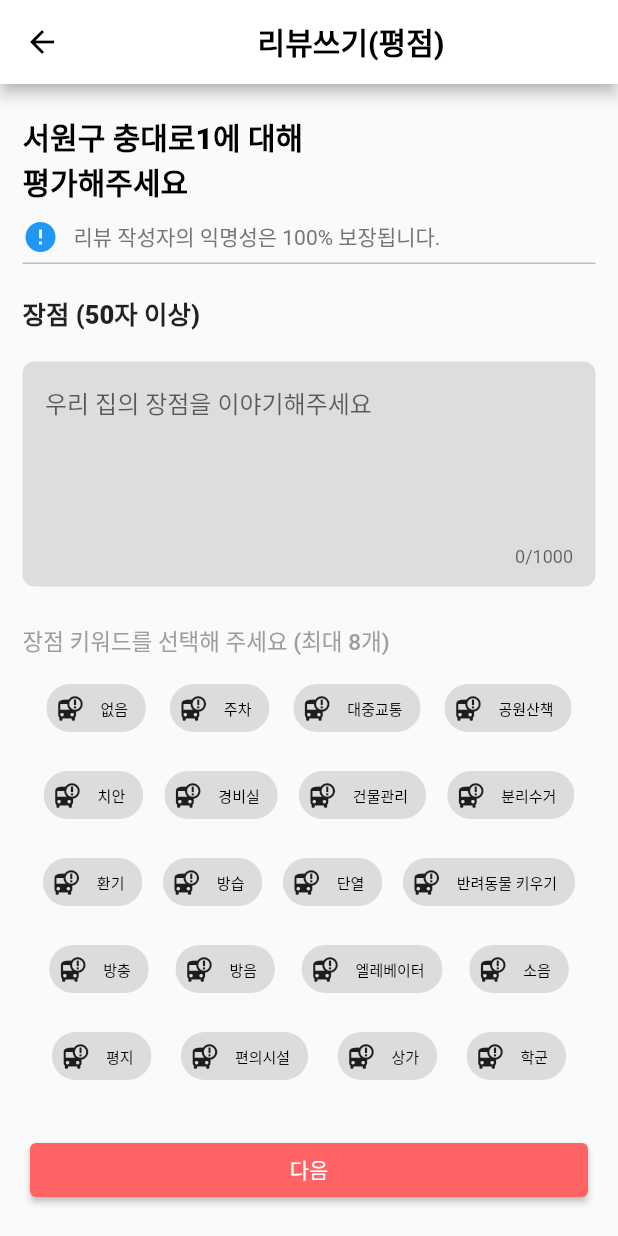
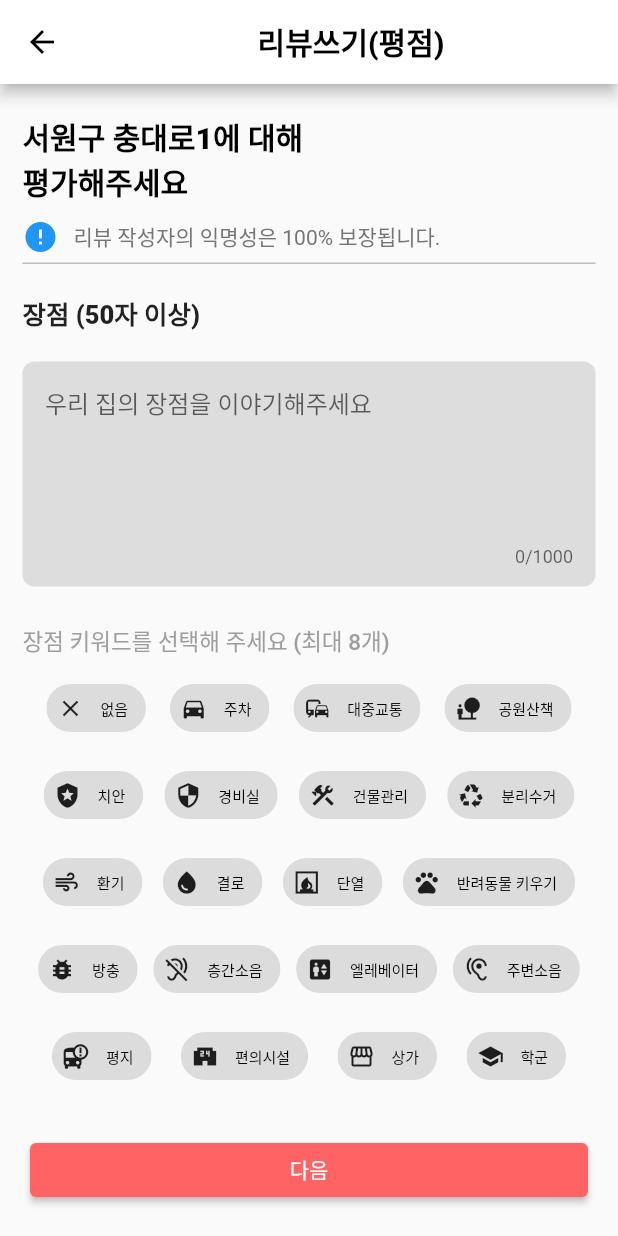
Before and after one commit to lookinmin/viewing, a Flutter app: the RoomReviewThird screen opened directly, on a phone screen of 412 x 824 dp. Run offline on Flutter 3.47's test engine with Material 2 defaults, Android fonts, the phone set to English and light mode, and no system bars; our stand-ins replace carousel_slider, geolocator, percent_indicator, webview_flutter; missing offline and left inert: dart:html, kakaomap_webview.

Commit message:
광모/kkm0306-roomreview/방리뷰 세번째 페이지 아이콘 추가 및 클릭 이벤트

```diff
--- a/viewing/lib/writing/roomreviewthird.dart
+++ b/viewing/lib/writing/roomreviewthird.dart
@@ -17,65 +17,57 @@ class ChipItem {
   Icon icon;
   String string;
   int num;
+  bool clicked = false;
   ChipItem(this.color, this.icon, this.string, this.num);
 }
 
 class _RoomReviewThirdState extends State<RoomReviewThird> {
-  // List chipSelect = <Color>[
-  //   Colors.red,
-  //   Colors.red,
-  //   Colors.red,
-  //   Colors.red,
-  //   Colors.red,
-  //   Colors.red,
-  //   Colors.red,
-  //   Colors.red,
-  //   Colors.red,
-  //   Colors.red,
-  //   Colors.red,
-  //   Colors.red,
-  //   Colors.red,
-  //   Colors.red,
-  //   Colors.red,
-  //   Colors.red,
-  //   Colors.red,
-  //   Colors.red,
-  //   Colors.red,
-  //   Colors.red,
-  //   Colors.red,
-  //   Colors.red,
-  //   Colors.red,
-  //   Colors.red,
-  //   Colors.red,
-  //   Colors.red,
-  //   Colors.red,
-  //   Colors.red,
-  //   Colors.red,
-  //   Colors.red
-  // ];
-
-  List chipSelect = [
-    ChipItem(Colors.black, Icon(Icons.bus_alert), '없음', 0),
-    ChipItem(Colors.black, Icon(Icons.bus_alert), '주차', 1),
-    ChipItem(Colors.black, Icon(Icons.bus_alert), '대중교통', 2),
-    ChipItem(Colors.black, Icon(Icons.bus_alert), '공원산책', 3),
-    ChipItem(Colors.black, Icon(Icons.bus_alert), '치안', 4),
-    ChipItem(Colors.black, Icon(Icons.bus_alert), '경비실', 5),
-    ChipItem(Colors.black, Icon(Icons.bus_alert), '건물관리', 6),
-    ChipItem(Colors.black, Icon(Icons.bus_alert), '분리수거', 7),
-    ChipItem(Colors.black, Icon(Icons.bus_alert), '환기', 8),
-    ChipItem(Colors.black, Icon(Icons.bus_alert), '방습', 9),
-    ChipItem(Colors.black, Icon(Icons.bus_alert), '단열', 10),
-    ChipItem(Colors.black, Icon(Icons.bus_alert), '반려동물 키우기', 11),
-    ChipItem(Colors.black, Icon(Icons.bus_alert), '방충', 12),
-    ChipItem(Colors.black, Icon(Icons.bus_alert), '방음', 13),
-    ChipItem(Colors.black, Icon(Icons.bus_alert), '엘레베이터', 14),
-    ChipItem(Colors.black, Icon(Icons.bus_alert), '소음', 15),
+  List chipGood = [
+    ChipItem(Colors.black, Icon(Icons.close), '없음', 0),
+    ChipItem(Colors.black, Icon(Icons.directions_car), '주차', 1),
+    ChipItem(Colors.black, Icon(Icons.commute), '대중교통', 2),
+    ChipItem(Colors.black, Icon(Icons.nature_people), '공원산책', 3),
+    ChipItem(Colors.black, Icon(Icons.local_police), '치안', 4),
+    ChipItem(Colors.black, Icon(Icons.security), '경비실', 5),
+    ChipItem(Colors.black, Icon(Icons.construction), '건물관리', 6),
+    ChipItem(Colors.black, Icon(Icons.recycling), '분리수거', 7),
+    ChipItem(Colors.black, Icon(Icons.air), '환기', 8),
+    ChipItem(Colors.black, Icon(Icons.water_drop), '결로', 9),
+    ChipItem(Colors.black, Icon(Icons.fireplace), '단열', 10),
+    ChipItem(Colors.black, Icon(Icons.pets), '반려동물 키우기', 11),
+    ChipItem(Colors.black, Icon(Icons.bug_report), '방충', 12),
+    ChipItem(Colors.black, Icon(Icons.hearing_disabled), '층간소음', 13),
+    ChipItem(Colors.black, Icon(Icons.elevator), '엘레베이터', 14),
+    ChipItem(Colors.black, Icon(Icons.hearing), '주변소음', 15),
     ChipItem(Colors.black, Icon(Icons.bus_alert), '평지', 16),
-    ChipItem(Colors.black, Icon(Icons.bus_alert), '편의시설', 17),
-    ChipItem(Colors.black, Icon(Icons.bus_alert), '상가', 18),
-    ChipItem(Colors.black, Icon(Icons.bus_alert), '학군', 19),
+    ChipItem(Colors.black, Icon(Icons.local_convenience_store), '편의시설', 17),
+    ChipItem(Colors.black, Icon(Icons.storefront), '상가', 18),
+    ChipItem(Colors.black, Icon(Icons.school), '학군', 19),
   ];
+  List chipBad = [
+    ChipItem(Colors.black, Icon(Icons.close), '없음', 0),
+    ChipItem(Colors.black, Icon(Icons.directions_car), '주차', 1),
+    ChipItem(Colors.black, Icon(Icons.commute), '대중교통', 2),
+    ChipItem(Colors.black, Icon(Icons.nature_people), '공원산책', 3),
+    ChipItem(Colors.black, Icon(Icons.local_police), '치안', 4),
+    ChipItem(Colors.black, Icon(Icons.security), '경비실', 5),
+    ChipItem(Colors.black, Icon(Icons.construction), '건물관리', 6),
+    ChipItem(Colors.black, Icon(Icons.recycling), '분리수거', 7),
+    ChipItem(Colors.black, Icon(Icons.air), '환기', 8),
+    ChipItem(Colors.black, Icon(Icons.water_drop), '결로', 9),
+    ChipItem(Colors.black, Icon(Icons.fireplace), '단열', 10),
+    ChipItem(Colors.black, Icon(Icons.pets), '반려동물 키우기', 11),
+    ChipItem(Colors.black, Icon(Icons.bug_report), '방충', 12),
+    ChipItem(Colors.black, Icon(Icons.hearing_disabled), '층간소음', 13),
+    ChipItem(Colors.black, Icon(Icons.elevator), '엘레베이터', 14),
+    ChipItem(Colors.black, Icon(Icons.hearing), '주변소음', 15),
+    ChipItem(Colors.black, Icon(Icons.bus_alert), '평지', 16),
+    ChipItem(Colors.black, Icon(Icons.local_convenience_store), '편의시설', 17),
+    ChipItem(Colors.black, Icon(Icons.storefront), '상가', 18),
+    ChipItem(Colors.black, Icon(Icons.school), '학군', 19),
+  ];
+  int cntGood = 0;
+  int cntBad = 0;
   @override
   Widget build(BuildContext context) {
     return Scaffold(
@@ -134,8 +126,10 @@ class _RoomReviewThirdState extends State<RoomReviewThird> {
                 ],
               ),
             ),
-            good(context),
-            goodKeywords()
+            writeReview(context, '장점'),
+            selectKeywords('장점', chipGood),
+            writeReview(context, "단점"),
+            selectKeywords("단점", chipBad)
           ],
         ),
       ),
@@ -153,14 +147,16 @@ class _RoomReviewThirdState extends State<RoomReviewThird> {
     );
   }
 
-  Column goodKeywords() {
-    return Column(
+  Container selectKeywords(String s, List chipGood) {
+    return Container(
+      margin: EdgeInsets.only(bottom: 20),
+      child: Column(
         children: [
           Container(
               margin: EdgeInsets.only(bottom: 10),
               alignment: Alignment.centerLeft,
               child: Text(
-              '장점 키워드를 선택해 주세요 (최대 8개)',
+                '$s 키워드를 선택해 주세요 (최대 8개)',
                 style: TextStyle(
                     color: Colors.grey,
                     fontWeight: FontWeight.w500,
@@ -174,10 +170,10 @@ class _RoomReviewThirdState extends State<RoomReviewThird> {
                 child: Row(
                   mainAxisAlignment: MainAxisAlignment.spaceEvenly,
                   children: [
-                  choiceChip(chipSelect[0]),
-                  choiceChip(chipSelect[1]),
-                  choiceChip(chipSelect[2]),
-                  choiceChip(chipSelect[3]),
+                    choiceChip(chipGood[0], s),
+                    choiceChip(chipGood[1], s),
+                    choiceChip(chipGood[2], s),
+                    choiceChip(chipGood[3], s),
                   ],
                 ),
               ),
@@ -186,10 +182,10 @@ class _RoomReviewThirdState extends State<RoomReviewThird> {
                 child: Row(
                   mainAxisAlignment: MainAxisAlignment.spaceEvenly,
                   children: [
-                  choiceChip(chipSelect[4]),
-                  choiceChip(chipSelect[5]),
-                  choiceChip(chipSelect[6]),
-                  choiceChip(chipSelect[7]),
+                    choiceChip(chipGood[4], s),
+                    choiceChip(chipGood[5], s),
+                    choiceChip(chipGood[6], s),
+                    choiceChip(chipGood[7], s),
                   ],
                 ),
               ),
@@ -198,10 +194,10 @@ class _RoomReviewThirdState extends State<RoomReviewThird> {
                 child: Row(
                   mainAxisAlignment: MainAxisAlignment.spaceEvenly,
                   children: [
-                  choiceChip(chipSelect[8]),
-                  choiceChip(chipSelect[9]),
-                  choiceChip(chipSelect[10]),
-                  choiceChip(chipSelect[11]),
+                    choiceChip(chipGood[8], s),
+                    choiceChip(chipGood[9], s),
+                    choiceChip(chipGood[10], s),
+                    choiceChip(chipGood[11], s),
                   ],
                 ),
               ),
@@ -210,10 +206,10 @@ class _RoomReviewThirdState extends State<RoomReviewThird> {
                 child: Row(
                   mainAxisAlignment: MainAxisAlignment.spaceEvenly,
                   children: [
-                  choiceChip(chipSelect[12]),
-                  choiceChip(chipSelect[13]),
-                  choiceChip(chipSelect[14]),
-                  choiceChip(chipSelect[15]),
+                    choiceChip(chipGood[12], s),
+                    choiceChip(chipGood[13], s),
+                    choiceChip(chipGood[14], s),
+                    choiceChip(chipGood[15], s),
                   ],
                 ),
               ),
@@ -222,20 +218,21 @@ class _RoomReviewThirdState extends State<RoomReviewThird> {
                 child: Row(
                   mainAxisAlignment: MainAxisAlignment.spaceEvenly,
                   children: [
-                  choiceChip(chipSelect[16]),
-                  choiceChip(chipSelect[17]),
-                  choiceChip(chipSelect[18]),
-                  choiceChip(chipSelect[19]),
+                    choiceChip(chipGood[16], s),
+                    choiceChip(chipGood[17], s),
+                    choiceChip(chipGood[18], s),
+                    choiceChip(chipGood[19], s),
                   ],
                 ),
               ),
             ],
           )
         ],
+      ),
     );
   }
 
-  ChoiceChip choiceChip(chipSelect) {
+  ChoiceChip choiceChip(chipSelect, String s) {
     return ChoiceChip(
       avatar: chipSelect.icon,
       label: Text(
@@ -257,7 +254,7 @@ class _RoomReviewThirdState extends State<RoomReviewThird> {
     );
   }
 
-  Container good(BuildContext context) {
+  Container writeReview(BuildContext context, String s) {
     return Container(
       height: 200,
       margin: EdgeInsets.only(bottom: 20),
@@ -267,7 +264,7 @@ class _RoomReviewThirdState extends State<RoomReviewThird> {
             alignment: Alignment.centerLeft,
             margin: EdgeInsets.only(bottom: 20),
             child: Text(
-              '장점 (50자 이상)',
+              '$s (50자 이상)',
               style: TextStyle(fontWeight: FontWeight.w900, fontSize: 17),
             ),
           ),
@@ -286,7 +283,7 @@ class _RoomReviewThirdState extends State<RoomReviewThird> {
                   focusedBorder: InputBorder.none, //검색 아이콘 추가
                   contentPadding:
                       EdgeInsets.only(left: 5, bottom: 5, top: 5, right: 5),
-                  hintText: '우리 집의 장점을 이야기해주세요'),
+                  hintText: '우리 집의 $s을 이야기해주세요'),
             ),
           ),
         ],
```
Lines whose indentation alone changed are shown as unchanged.
